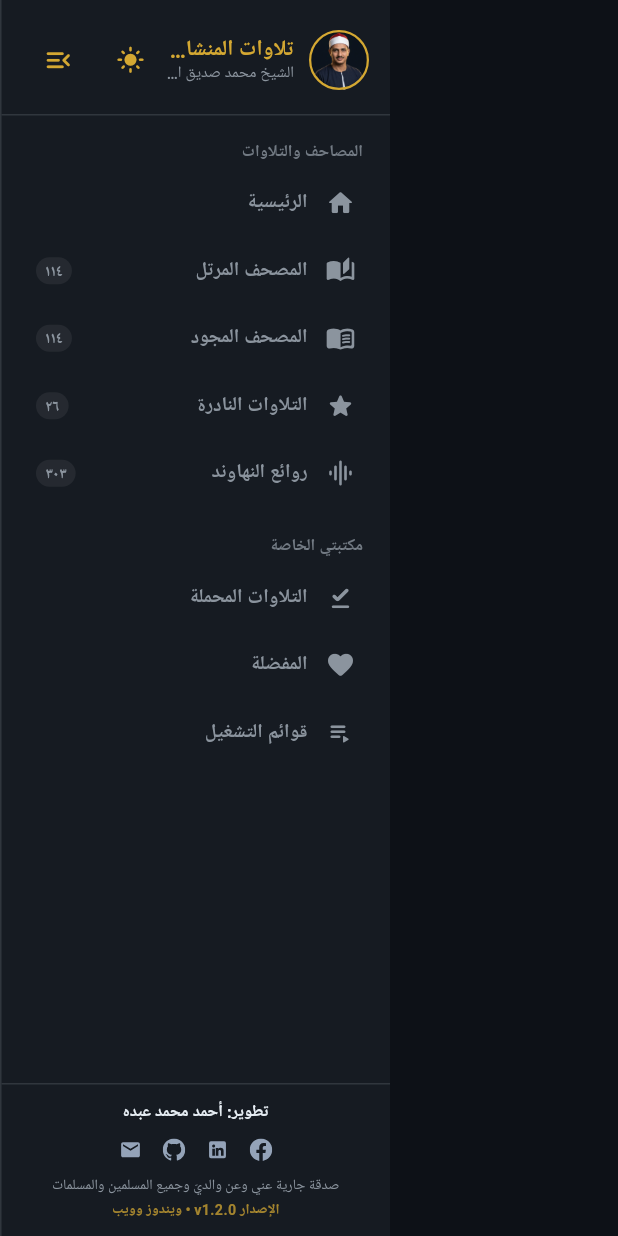
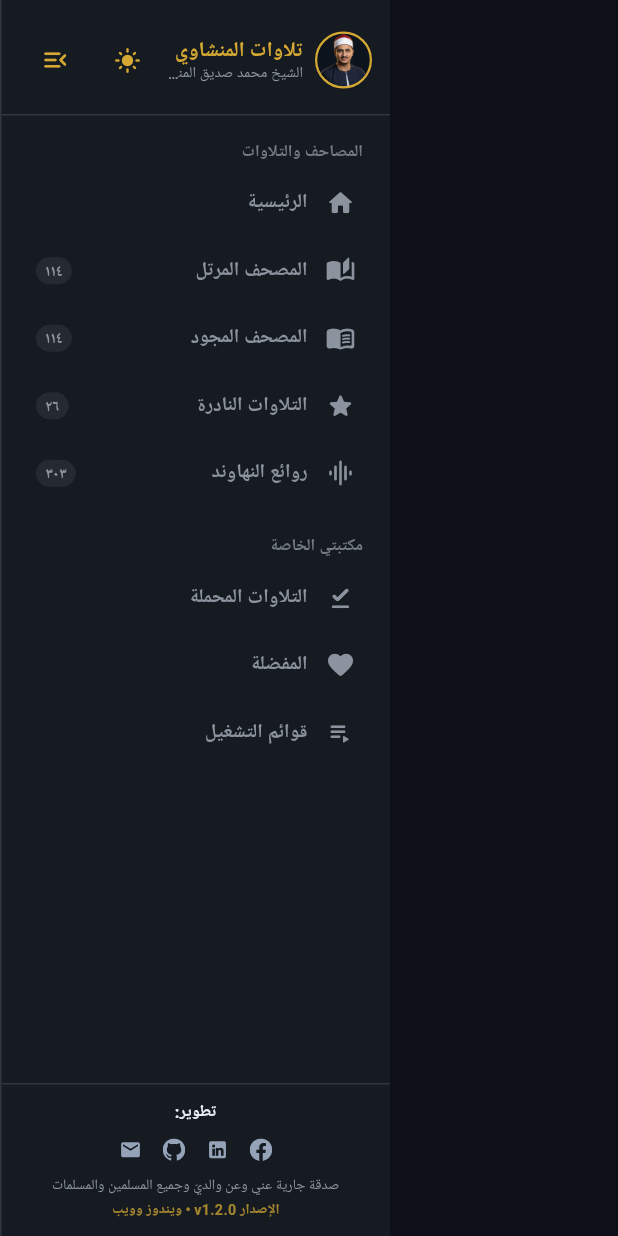
Before and after one commit to a7mdabdoo/minshawi-recitations-app, a Flutter app: the DesktopSidebar widget shown alone on an empty page, opened directly with empty values, on a phone screen of 412 x 824 dp. Run offline on Flutter 3.47's test engine with Material 3 defaults, Android fonts, the phone set to English and light mode, and no system bars; our stand-ins replace dio, equatable, flutter_bloc, flutter_svg, get_it, go_router and 7 more; missing offline and left inert: audio_session; accounts and stored records are empty; network calls fail; Roboto replaces fonts that are missing (Cairo).

Commit message:
Fix sidebar overflow on collapse toggle and convert player maximize to toggle navigation

```diff
--- a/lib/core/desktop/widgets/desktop_sidebar.dart
+++ b/lib/core/desktop/widgets/desktop_sidebar.dart
@@ -54,22 +54,27 @@ class DesktopSidebar extends StatelessWidget {
       duration: const Duration(milliseconds: 250),
       curve: Curves.easeInOutCubic,
       width: sidebarWidth,
+      clipBehavior: Clip.hardEdge,
       decoration: BoxDecoration(
         color: bg,
         border: Border(
           left: BorderSide(color: border, width: 1.0),
         ),
       ),
-      child: Column(
+      child: LayoutBuilder(
+        builder: (context, constraints) {
+          final isCompact = isCollapsed || constraints.maxWidth < 200;
+
+          return Column(
             children: [
               Padding(
                 padding: EdgeInsets.fromLTRB(
-              isCollapsed ? 8 : 14,
+                  isCompact ? 8 : 12,
                   16,
-              isCollapsed ? 8 : 14,
+                  isCompact ? 8 : 12,
                   12,
                 ),
-            child: isCollapsed
+                child: isCompact
                     ? Column(
                         children: [
                           Container(
@@ -90,6 +95,11 @@ class DesktopSidebar extends StatelessWidget {
                           ),
                           const SizedBox(height: 10),
                           IconButton(
+                            padding: EdgeInsets.zero,
+                            constraints: const BoxConstraints(
+                              minWidth: 36,
+                              minHeight: 36,
+                            ),
                             tooltip: 'توسيع القائمة الجانبية',
                             icon: Icon(
                               Icons.menu_rounded,
@@ -99,6 +109,11 @@ class DesktopSidebar extends StatelessWidget {
                             onPressed: onToggleCollapse,
                           ),
                           IconButton(
+                            padding: EdgeInsets.zero,
+                            constraints: const BoxConstraints(
+                              minWidth: 36,
+                              minHeight: 36,
+                            ),
                             tooltip: isDark ? 'الوضع النهاري' : 'الوضع الليلي',
                             icon: Icon(
                               isDark
@@ -111,25 +126,26 @@ class DesktopSidebar extends StatelessWidget {
                           ),
                         ],
                       )
-                : Row(
+                    : ClipRect(
+                        child: Row(
                           children: [
                             Container(
-                        width: 40,
-                        height: 40,
+                              width: 38,
+                              height: 38,
                               decoration: BoxDecoration(
                                 shape: BoxShape.circle,
                                 border: Border.all(color: gold, width: 1.5),
                                 image: const DecorationImage(
                                   image: ResizeImage(
                                     AssetImage('assets/images/minshawi_portrait.jpg'),
-                              width: 80,
-                              height: 80,
+                                    width: 76,
+                                    height: 76,
                                   ),
                                   fit: BoxFit.cover,
                                 ),
                               ),
                             ),
-                      const SizedBox(width: 10),
+                            const SizedBox(width: 8),
                             Expanded(
                               child: Column(
                                 crossAxisAlignment: CrossAxisAlignment.start,
@@ -138,7 +154,7 @@ class DesktopSidebar extends StatelessWidget {
                                   Text(
                                     'تلاوات المنشاوي',
                                     style: GoogleFonts.cairo(
-                                fontSize: 14.5,
+                                      fontSize: 14,
                                       fontWeight: FontWeight.w700,
                                       color: gold,
                                       height: 1.2,
@@ -149,7 +165,7 @@ class DesktopSidebar extends StatelessWidget {
                                   Text(
                                     'الشيخ محمد صديق المنشاوي',
                                     style: GoogleFonts.cairo(
-                                fontSize: 10.5,
+                                      fontSize: 10,
                                       fontWeight: FontWeight.w500,
                                       color: textSecondary,
                                       height: 1.2,
@@ -161,44 +177,55 @@ class DesktopSidebar extends StatelessWidget {
                               ),
                             ),
                             IconButton(
+                              padding: EdgeInsets.zero,
+                              constraints: const BoxConstraints(
+                                minWidth: 32,
+                                minHeight: 32,
+                              ),
                               tooltip: isDark ? 'الوضع النهاري' : 'الوضع الليلي',
                               icon: Icon(
                                 isDark
                                     ? Icons.light_mode_rounded
                                     : Icons.dark_mode_rounded,
                                 color: gold,
-                          size: 19,
+                                size: 18,
                               ),
                               onPressed: () => context.read<ThemeCubit>().toggle(),
                             ),
                             IconButton(
+                              padding: EdgeInsets.zero,
+                              constraints: const BoxConstraints(
+                                minWidth: 32,
+                                minHeight: 32,
+                              ),
                               tooltip: 'طي القائمة الجانبية',
                               icon: Icon(
                                 Icons.menu_open_rounded,
                                 color: gold,
-                          size: 21,
+                                size: 20,
                               ),
                               onPressed: onToggleCollapse,
                             ),
                           ],
                         ),
                       ),
+              ),
               Divider(color: border, height: 1),
               Expanded(
                 child: ListView(
                   padding: EdgeInsets.symmetric(
-                horizontal: isCollapsed ? 6 : 10,
+                    horizontal: isCompact ? 6 : 10,
                     vertical: 8,
                   ),
                   children: [
-                if (!isCollapsed)
+                    if (!isCompact)
                       _buildSectionHeader('المصاحف والتلاوات', textSecondary),
                     _SidebarItem(
                       icon: Icons.home_rounded,
                       title: 'الرئيسية',
                       route: '/',
                       currentPath: currentPath,
-                  isCollapsed: isCollapsed,
+                      isCollapsed: isCompact,
                       onTap: () => _safeNavigate(context, '/'),
                     ),
                     _SidebarItem(
@@ -207,7 +234,7 @@ class DesktopSidebar extends StatelessWidget {
                       badgeText: '١١٤',
                       route: '/recitations/complete_murattal',
                       currentPath: currentPath,
-                  isCollapsed: isCollapsed,
+                      isCollapsed: isCompact,
                       onTap: () =>
                           _safeNavigate(context, '/recitations/complete_murattal'),
                     ),
@@ -217,7 +244,7 @@ class DesktopSidebar extends StatelessWidget {
                       badgeText: '١١٤',
                       route: '/recitations/mojawad',
                       currentPath: currentPath,
-                  isCollapsed: isCollapsed,
+                      isCollapsed: isCompact,
                       onTap: () => _safeNavigate(context, '/recitations/mojawad'),
                     ),
                     _SidebarItem(
@@ -226,7 +253,7 @@ class DesktopSidebar extends StatelessWidget {
                       badgeText: '٢٦',
                       route: '/recitations/rare_1387',
                       currentPath: currentPath,
-                  isCollapsed: isCollapsed,
+                      isCollapsed: isCompact,
                       onTap: () => _safeNavigate(context, '/recitations/rare_1387'),
                     ),
                     _SidebarItem(
@@ -235,18 +262,18 @@ class DesktopSidebar extends StatelessWidget {
                       badgeText: '٣٠٣',
                       route: '/recitations/nahawand',
                       currentPath: currentPath,
-                  isCollapsed: isCollapsed,
+                      isCollapsed: isCompact,
                       onTap: () => _safeNavigate(context, '/recitations/nahawand'),
                     ),
                     const SizedBox(height: 10),
-                if (!isCollapsed)
+                    if (!isCompact)
                       _buildSectionHeader('مكتبتي الخاصة', textSecondary),
                     _SidebarItem(
                       icon: Icons.download_done_rounded,
                       title: 'التلاوات المحملة',
                       route: '/downloads',
                       currentPath: currentPath,
-                  isCollapsed: isCollapsed,
+                      isCollapsed: isCompact,
                       onTap: () => _safeNavigate(context, '/downloads'),
                     ),
                     _SidebarItem(
@@ -254,7 +281,7 @@ class DesktopSidebar extends StatelessWidget {
                       title: 'المفضلة',
                       route: '/favorites',
                       currentPath: currentPath,
-                  isCollapsed: isCollapsed,
+                      isCollapsed: isCompact,
                       onTap: () => _safeNavigate(context, '/favorites'),
                     ),
                     _SidebarItem(
@@ -262,7 +289,7 @@ class DesktopSidebar extends StatelessWidget {
                       title: 'قوائم التشغيل',
                       route: '/playlists',
                       currentPath: currentPath,
-                  isCollapsed: isCollapsed,
+                      isCollapsed: isCompact,
                       onTap: () => _safeNavigate(context, '/playlists'),
                     ),
                   ],
@@ -271,13 +298,13 @@ class DesktopSidebar extends StatelessWidget {
               Divider(color: border, height: 1),
               Padding(
                 padding: EdgeInsets.symmetric(
-              horizontal: isCollapsed ? 6 : 14,
+                  horizontal: isCompact ? 6 : 14,
                   vertical: 10,
                 ),
-            child: isCollapsed
+                child: isCompact
                     ? Tooltip(
                         message:
-                        'تطوير: ${AppConstants.devNameAr}\n${AppConstants.devDedication}\nالإصدار v1.2.0',
+                            'تطوير: \n\nالإصدار v1.2.0',
                         child: Center(
                           child: Icon(
                             Icons.verified_user_rounded,
@@ -288,18 +315,23 @@ class DesktopSidebar extends StatelessWidget {
                       )
                     : Column(
                         crossAxisAlignment: CrossAxisAlignment.center,
+                        mainAxisSize: MainAxisSize.min,
                         children: [
                           Text(
-                        'تطوير: ${AppConstants.devNameAr}',
+                            'تطوير: ',
                             style: GoogleFonts.cairo(
                               fontSize: 11,
                               fontWeight: FontWeight.w700,
                               color: textPrimary,
                             ),
                             textAlign: TextAlign.center,
+                            maxLines: 1,
+                            overflow: TextOverflow.ellipsis,
                           ),
                           const SizedBox(height: 6),
-                      Row(
+                          FittedBox(
+                            fit: BoxFit.scaleDown,
+                            child: Row(
                               mainAxisAlignment: MainAxisAlignment.center,
                               children: [
                                 _SocialIconButton(
@@ -327,6 +359,7 @@ class DesktopSidebar extends StatelessWidget {
                                 ),
                               ],
                             ),
+                          ),
                           const SizedBox(height: 6),
                           Text(
                             AppConstants.devDedication,
@@ -348,11 +381,15 @@ class DesktopSidebar extends StatelessWidget {
                               color: gold.withAlpha(190),
                             ),
                             textAlign: TextAlign.center,
+                            maxLines: 1,
+                            overflow: TextOverflow.ellipsis,
                           ),
                         ],
                       ),
               ),
             ],
+          );
+        },
       ),
     );
   }
@@ -457,7 +494,8 @@ class _SidebarItemState extends State<_SidebarItem> {
                     color: itemColor,
                   ),
                 )
-              : Row(
+              : ClipRect(
+                  child: Row(
                   children: [
                     Icon(
                       widget.icon,
@@ -500,6 +538,7 @@ class _SidebarItemState extends State<_SidebarItem> {
                         ),
                       ),
                   ],
+                ),
               ),
         ),
       ),
--- a/lib/core/router/app_router.dart
+++ b/lib/core/router/app_router.dart
@@ -24,12 +24,17 @@ abstract class AppRoutes {
 class AppRouter {
   AppRouter._();
 
+  static String lastNonPlayerRoute = AppRoutes.landing;
+
   static final GoRouter router = GoRouter(
     initialLocation: AppRoutes.landing,
     debugLogDiagnostics: true,
     routes: [
       ShellRoute(
         builder: (context, state, child) {
+          if (state.matchedLocation != AppRoutes.player) {
+            lastNonPlayerRoute = state.uri.toString();
+          }
           return DesktopAppShell(
             currentPath: state.matchedLocation,
             child: child,
--- a/lib/features/recitations/presentation/pages/landing_page.dart
+++ b/lib/features/recitations/presentation/pages/landing_page.dart
@@ -138,8 +138,10 @@ class _LandingPageState extends State<LandingPage> {
                           gold: gold,
                         ),
                       ],
-                      const SizedBox(height: 24),
-                      _FramelessDeveloperFooter(isDark: isDark),
+                      if (MediaQuery.sizeOf(context).width < 600) ...[
+                        const SizedBox(height: 24),
+                        _FramelessDeveloperFooter(isDark: isDark),
+                      ],
                     ],
                   ),
                 ),
```
Also changed, not shown: lib/core/desktop/widgets/desktop_player_bar.dart (+24 -13 lines), lib/features/player/presentation/pages/audio_player_screen.dart (+36 -35 lines). Lines whose indentation alone changed are shown as unchanged.
